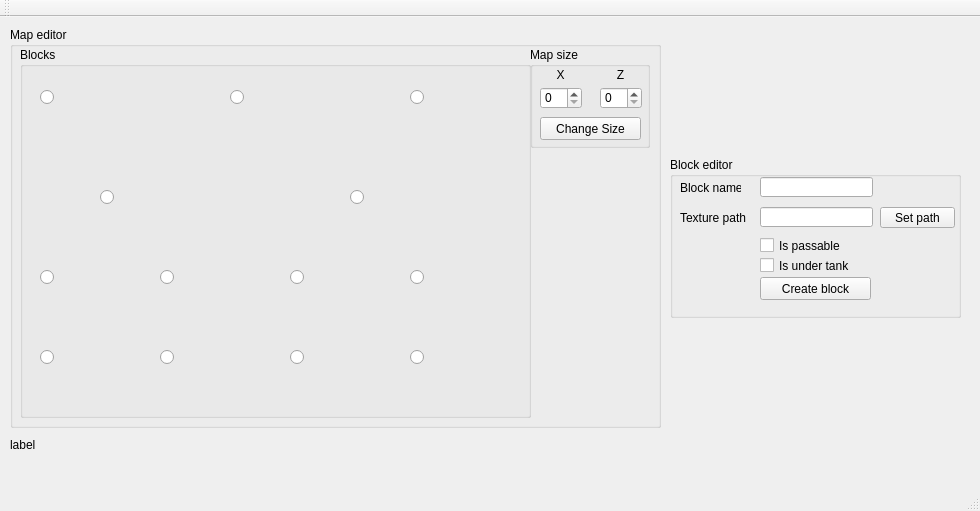
The window that MapEditor/MapEditor.ui (hardcorych/mapeditor) describes before a commit, drawn with Qt 5.
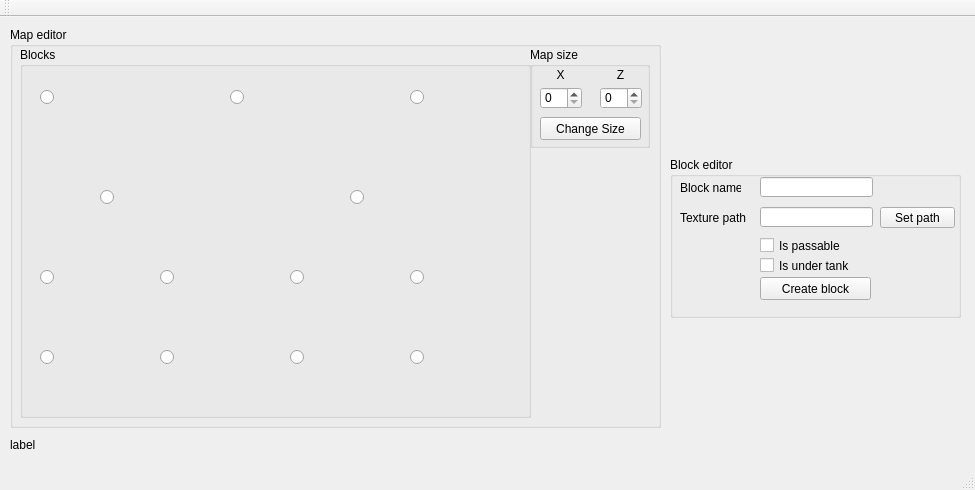
The same window after the commit. Icons and pictures are not drawn.

Diff of the .ui file:
```diff
--- a/MapEditor/MapEditor.ui
+++ b/MapEditor/MapEditor.ui
@@ -6,8 +6,8 @@
    <rect>
     <x>0</x>
     <y>0</y>
-    <width>980</width>
-    <height>511</height>
+    <width>975</width>
+    <height>490</height>
    </rect>
   </property>
   <property name="windowTitle">
```
Left out of the diff: 2 changed lines with no effect on the pictures.
